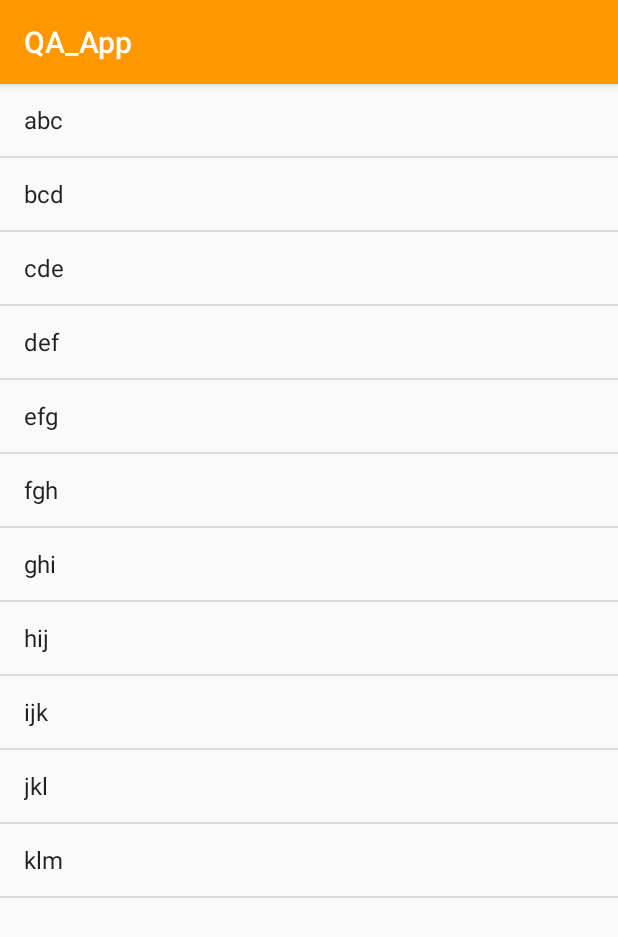
After one commit to kanoko-vtx/QA_App, an Android app: the FavList screen opened directly, with no data from a screen before it, on a phone screen of 412 x 824 dp. The commit adds this screen. Shown: the top 937 px of the screen. Run offline under Robolectric (Android 15) with nearby library versions, the phone set to English and light mode, and no system bars; our stand-ins replace Firebase (no records; nobody signed in at launch, a user with empty details on screens opened directly).

Commit message:
お気に入り一覧をクリックしてリストビューを読み込むまで ※DBからデータはとれてない

```diff
--- a/app/build.gradle
+++ b/app/build.gradle
@@ -34,6 +34,7 @@ dependencies {
     implementation 'com.google.firebase:firebase-auth:16.2.1'
     implementation "com.google.android.gms:play-services-gcm:16.1.0"
     implementation "com.google.firebase:firebase-database:16.0.6"
+    implementation 'com.android.support:recyclerview-v7:28.0.0'
 }
 
 apply plugin: 'com.google.gms.google-services'
--- /dev/null
+++ b/app/src/main/java/kanoko/akira/techacademy/qa_app/FavList.kt
@@ -0,0 +1,38 @@
+package kanoko.akira.techacademy.qa_app
+
+import android.R
+import android.support.v7.app.AppCompatActivity
+import android.os.Bundle
+import android.util.Log
+import android.widget.ArrayAdapter
+import android.widget.ListView
+import com.google.firebase.auth.FirebaseAuth
+import com.google.firebase.database.DataSnapshot
+import com.google.firebase.database.DatabaseError
+import com.google.firebase.database.FirebaseDatabase
+import com.google.firebase.database.ValueEventListener
+import kotlinx.android.synthetic.main.activity_question_detail.*
+import kotlinx.android.synthetic.main.content_main.*
+
+class FavList : AppCompatActivity() {
+
+        private val texts = arrayOf(
+            "abc ", "bcd", "cde", "def", "efg",
+            "fgh", "ghi", "hij", "ijk", "jkl", "klm"
+        )
+
+        override fun onCreate(savedInstanceState: Bundle?) {
+            super.onCreate(savedInstanceState)
+
+            val listView = ListView(this)
+            setContentView(listView)
+
+            // simple_list_item_1 は、 もともと用意されている定義済みのレイアウトファイルのID
+            val arrayAdapter = ArrayAdapter(
+                this,
+                android.R.layout.simple_list_item_1, texts
+            )
+
+            listView.setAdapter(arrayAdapter)
+        }
+}
--- a/app/src/main/java/kanoko/akira/techacademy/qa_app/MainActivity.kt
+++ b/app/src/main/java/kanoko/akira/techacademy/qa_app/MainActivity.kt
@@ -215,6 +215,9 @@ class MainActivity : AppCompatActivity(), NavigationView.OnNavigationItemSelecte
         } else if (id == R.id.nav_compter) {
             mToolbar.title = "コンピューター"
             mGenre = 4
+        } else if (id == R.id.nav_fav) {
+            val intent = Intent(this, FavList::class.java)
+            startActivity(intent)
         }
 
         val drawer = findViewById<DrawerLayout>(R.id.drawer_layout)
```
Also changed, not shown: app/src/main/AndroidManifest.xml (+7 -4 lines), app/src/main/res/layout/activity_fav_list.xml (added, +12 -0 lines).
